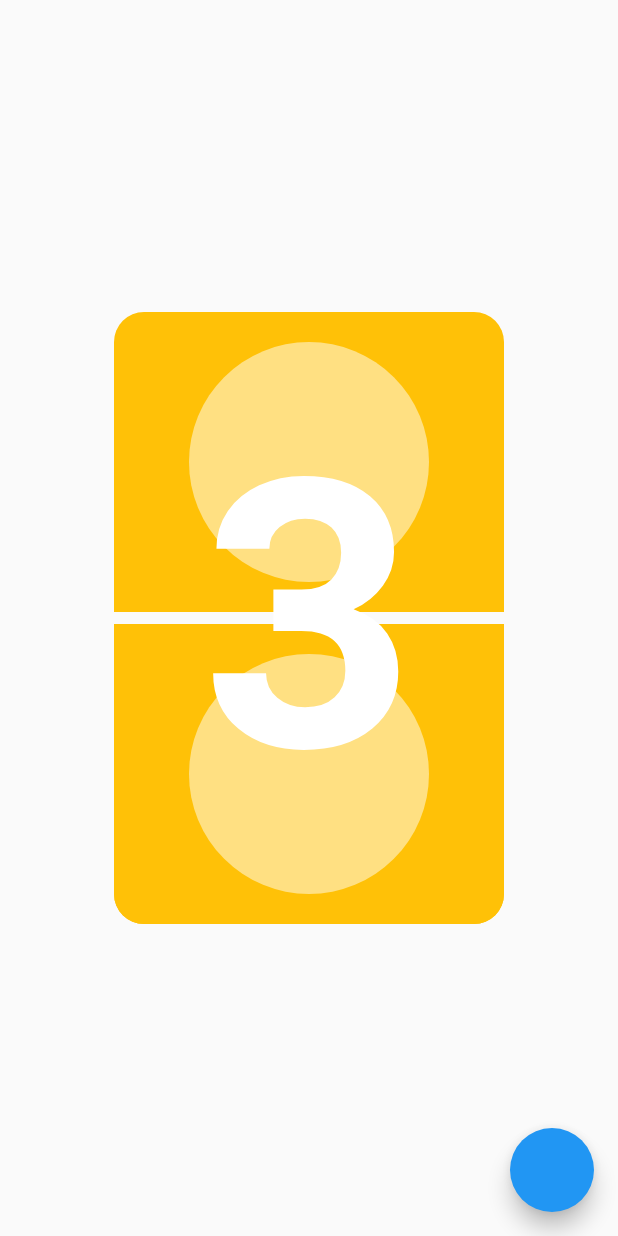
After one commit to cs-onah/video_call_demo, a Flutter app: the Fliqio screen opened directly, on a phone screen of 412 x 824 dp. The commit adds this screen. Run offline on Flutter 3.47's test engine with Material 2 defaults, Android fonts, the phone set to English and light mode, and no system bars; our stand-ins replace flutter_hooks; missing offline and left inert: jitsi_meet_wrapper.

Commit message:
started fliqio

```diff
--- a/lib/flip_animation.dart
+++ b/lib/flip_animation.dart
@@ -61,7 +61,7 @@ class FlipTest extends HookWidget {
                       ),
                     ),
                     Transform.translate(
-                      offset: Offset(controller.value * (containerWidth +20), 0),
+                      offset: Offset(controller.value * (containerWidth +20 + 20), 0),
                       child: Transform.scale(
                         alignment: Alignment.bottomLeft,
                         scale: 1 + (controller.value * 0.5),
--- /dev/null
+++ b/lib/fliqio.dart
@@ -0,0 +1,94 @@
+import 'dart:math';
+
+import 'package:flutter/material.dart';
+import 'package:flutter_hooks/flutter_hooks.dart';
+
+void main() {
+  runApp(MyApp());
+}
+
+class MyApp extends StatelessWidget {
+  @override
+  Widget build(BuildContext context) {
+    return const MaterialApp(
+      home: Fliqio(),
+    );
+  }
+}
+
+class Fliqio extends HookWidget {
+  const Fliqio({Key? key}) : super(key: key);
+
+  double get containerWidth => 260;
+  @override
+  Widget build(BuildContext context) {
+    final controller = useAnimationController(
+      duration: const Duration(seconds: 2),
+    );
+    return Scaffold(
+      floatingActionButton: FloatingActionButton(
+        onPressed: () {
+          if(controller.isAnimating){
+            controller.stop();
+          } else {
+            controller.repeat();
+          }
+        },
+      ),
+      body: Center(
+        child: Stack(
+          alignment: Alignment.center,
+          children: [
+            Column(
+              mainAxisSize: MainAxisSize.min,
+              children: [
+                box(),
+                const SizedBox(height: 8),
+                Stack(
+                  children: [
+                    box(false),
+                    AnimatedBuilder(
+                      animation: controller,
+                      builder: (_, child) {
+                        return Transform(
+                          transform: Matrix4.skew(controller.value, 0),
+                          child: Transform(
+                            origin: const Offset(0, -4),
+                            transform: Matrix4.identity()
+                              ..rotateX(controller.value * pi),
+                            child: box(false),
+                          ),
+                        );
+                      },
+                    ),
+                  ],
+                ),
+              ],
+            ),
+            const Text(
+              "3",
+              style: TextStyle(color: Colors.white, fontSize: 250, fontWeight: FontWeight.bold,),
+            ),
+          ],
+        ),
+      ),
+    );
+  }
+
+  Container box([bool roundedTop = true]) {
+    return Container(
+      padding: const EdgeInsets.all(20),
+      height: 200,
+      width: containerWidth,
+      decoration: BoxDecoration(
+        color: Colors.amber,
+        borderRadius: roundedTop
+            ? const BorderRadius.vertical(top: Radius.circular(20))
+            : const BorderRadius.vertical(bottom: Radius.circular(20)),
+      ),
+      child: CircleAvatar(
+        backgroundColor: Colors.amber[200],
+      ),
+    );
+  }
+}
```
